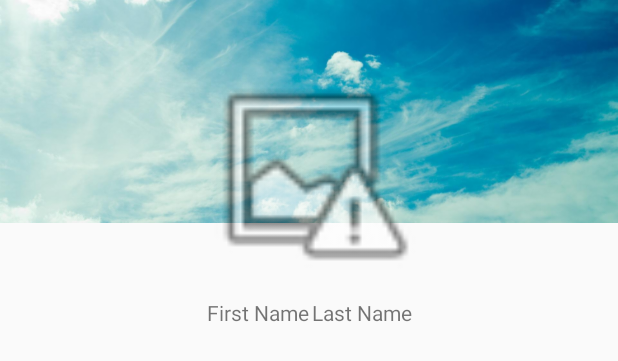
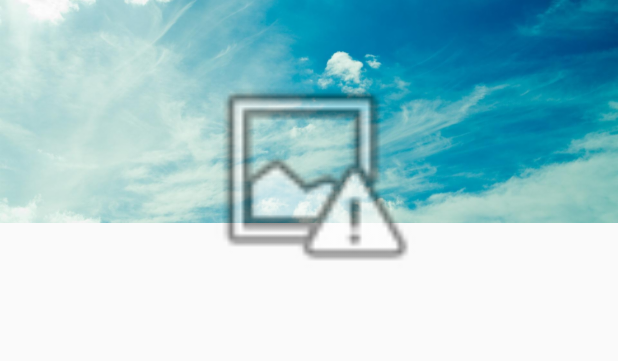
Before and after one commit to TobiasTermeczky/androidContact, an Android app: the layout person_detail_fragment.xml on its own in the app's theme, with its tools: preview values and no code run, on a phone screen of 412 x 824 dp. Shown: the top 361 px of the screen. Run offline under Robolectric (Android 15) with nearby library versions, the phone set to English and light mode, and no system bars.

Commit message:
changed some stuff

```diff
--- a/app/src/main/java/nl/yzaazy/contactslist/PersonDetailFragment.java
+++ b/app/src/main/java/nl/yzaazy/contactslist/PersonDetailFragment.java
@@ -37,8 +37,8 @@ public class PersonDetailFragment extends Fragment implements View.OnTouchListen
                     //do your stuff
                     Log.d(TAG, "onSwipe: down");
                     view.setVisibility(View.GONE);
-                    firstName.setText(R.string.firstname);
-                    lastName.setText(R.string.lastname);
+                    firstName.setText("");
+                    lastName.setText("");
                     profilePicture.setImageBitmap(null);
                 }
                 return true;
@@ -46,7 +46,7 @@ public class PersonDetailFragment extends Fragment implements View.OnTouchListen
         });
         view.setOnTouchListener(this);
         if (savedInstanceState != null) {
-            if (!getString(R.string.firstname).equals(savedInstanceState.getString("firstName")) && !getString(R.string.lastname).equals(savedInstanceState.getString("lastName"))) {
+            if (!"".equals(savedInstanceState.getString("firstName")) && !"".equals(savedInstanceState.getString("lastName"))) {
                 firstName.setText(savedInstanceState.getString("firstName"));
                 lastName.setText(savedInstanceState.getString("lastName"));
                 profilePicture.setImageBitmap((Bitmap) savedInstanceState.getParcelable("profilePicture"));
--- a/app/src/main/res/layout/person_detail_fragment.xml
+++ b/app/src/main/res/layout/person_detail_fragment.xml
@@ -75,7 +75,6 @@
             android:layout_marginStart="8dp"
             android:layout_marginTop="0dp"
             android:layout_weight="1"
-            android:text="@string/firstname"
             app:layout_constraintLeft_toLeftOf="parent"
             app:layout_constraintTop_toTopOf="parent" />
 
@@ -89,7 +88,6 @@
             android:layout_marginStart="2dp"
             android:layout_marginTop="0dp"
             android:layout_weight="0.20"
-            android:text="@string/lastname"
             app:layout_constraintHorizontal_bias="0.0"
             app:layout_constraintLeft_toRightOf="@+id/tvFirstName"
             app:layout_constraintRight_toRightOf="parent"
--- a/app/src/main/res/layout/person_row.xml
+++ b/app/src/main/res/layout/person_row.xml
@@ -43,8 +43,8 @@
         android:id="@+id/lastNameList"
         android:layout_width="wrap_content"
         android:layout_height="20dp"
-        android:layout_marginLeft="8dp"
-        android:layout_marginStart="8dp"
+        android:layout_marginLeft="2dp"
+        android:layout_marginStart="2dp"
         android:layout_marginTop="0dp"
         android:text="@string/lastname"
         app:layout_constraintLeft_toRightOf="@+id/firstNameList"
```
